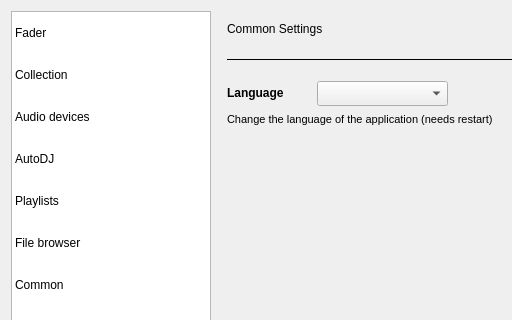
Above: src/settingsdialog.ui from knowthelist/knowthelist before the change; both pictures show x 0 to 512 and y 0 to 320 of the 703 by 512 pixel window. Below: the same form after it.
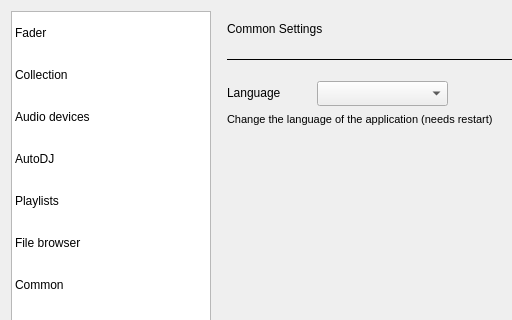
That is the form after the change. The open tabs and pages were chosen to show the change.

Commit message: Refactor context menu actions in CollectionTree and Playlist to use QAction for better readability; adjust font weights in UI files for consistency; update gain range in Knowthelist; improve level calculation in Player; enhance debug output in PlayerWidget.

Diff of the .ui file:
```diff
--- a/src/settingsdialog.ui
+++ b/src/settingsdialog.ui
@@ -786,7 +786,7 @@
          </property>
          <property name="font">
           <font>
-           <weight>75</weight>
+           <weight>700</weight>
            <bold>true</bold>
           </font>
          </property>
```
The commit also changes 12 other files.
